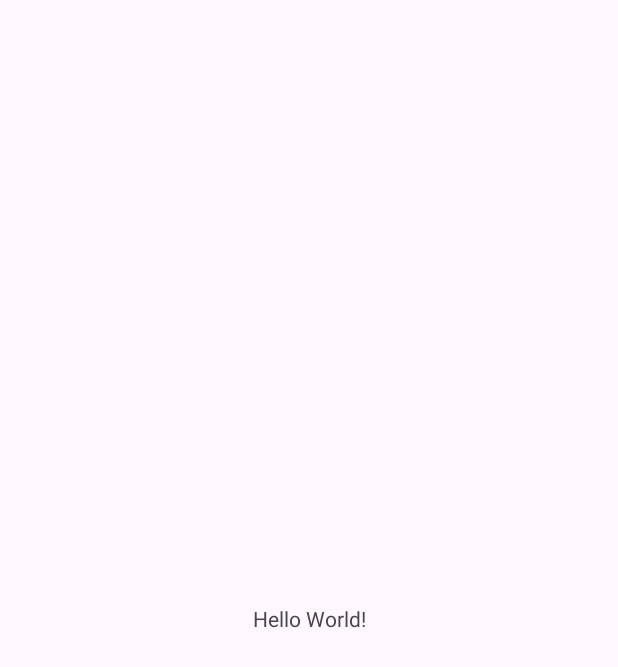
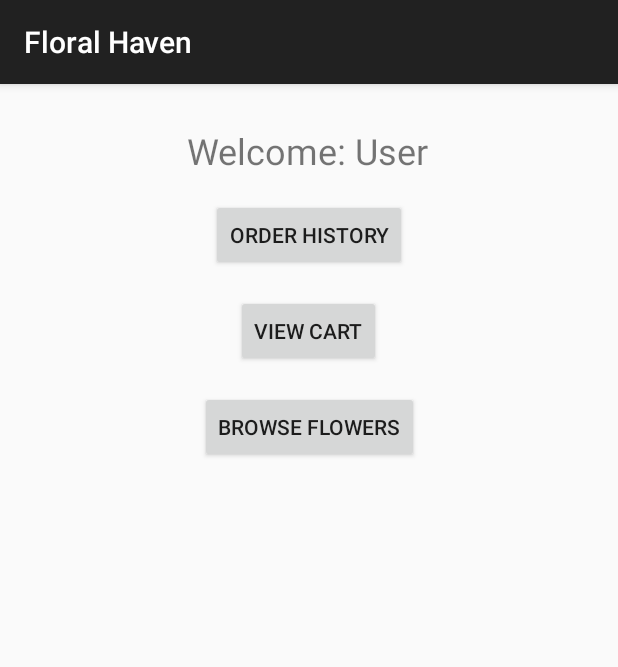
Before and after one commit to harutlem/Floral_Haven, an Android app: the screen it shows after launch (MainActivity), on a phone screen of 412 x 824 dp. Before the commit the part shown is almost empty. Shown: the top 667 px of the screen. Run offline under Robolectric (Android 15) with nearby library versions, the phone set to English and light mode, and no system bars.

Commit message:
Main activity layout created

```diff
--- a/app/build.gradle
+++ b/app/build.gradle
@@ -25,6 +25,10 @@ android {
     compileOptions {
         sourceCompatibility JavaVersion.VERSION_1_8
         targetCompatibility JavaVersion.VERSION_1_8
+    }
+
+    buildFeatures {
+        viewBinding true
     }
 }
 
--- a/app/src/main/AndroidManifest.xml
+++ b/app/src/main/AndroidManifest.xml
@@ -10,7 +10,7 @@
         android:label="@string/app_name"
         android:roundIcon="@mipmap/ic_launcher_round"
         android:supportsRtl="true"
-        android:theme="@style/Theme.FloralHaven"
+        android:theme="@style/Theme.AppCompat.DayNight.DarkActionBar"
         tools:targetApi="31">
         <activity
             android:name=".MainActivity"
--- a/app/src/main/java/com/example/floralhaven/MainActivity.java
+++ b/app/src/main/java/com/example/floralhaven/MainActivity.java
@@ -2,7 +2,6 @@ package com.example.floralhaven;
 
 import android.os.Bundle;
 
-import androidx.activity.EdgeToEdge;
 import androidx.appcompat.app.AppCompatActivity;
 import androidx.core.graphics.Insets;
 import androidx.core.view.ViewCompat;
@@ -13,7 +12,7 @@ public class MainActivity extends AppCompatActivity {
     @Override
     protected void onCreate(Bundle savedInstanceState) {
         super.onCreate(savedInstanceState);
-        EdgeToEdge.enable(this);
+
         setContentView(R.layout.activity_main);
         ViewCompat.setOnApplyWindowInsetsListener(findViewById(R.id.main), (v, insets) -> {
             Insets systemBars = insets.getInsets(WindowInsetsCompat.Type.systemBars());
--- a/app/src/main/res/layout/activity_main.xml
+++ b/app/src/main/res/layout/activity_main.xml
@@ -7,13 +7,55 @@
     android:layout_height="match_parent"
     tools:context=".MainActivity">
 
+
     <TextView
+        android:id="@+id/welcomeMessage"
         android:layout_width="wrap_content"
         android:layout_height="wrap_content"
-        android:text="Hello World!"
-        app:layout_constraintBottom_toBottomOf="parent"
+        android:layout_centerHorizontal="true"
+        android:layout_marginTop="28dp"
+        android:text="@string/welcome_user"
+        android:textSize="24sp"
         app:layout_constraintEnd_toEndOf="parent"
+        app:layout_constraintHorizontal_bias="0.498"
         app:layout_constraintStart_toStartOf="parent"
         app:layout_constraintTop_toTopOf="parent" />
 
+    <Button
+        android:id="@+id/orderHistoryButton"
+        android:layout_width="wrap_content"
+        android:layout_height="wrap_content"
+        android:layout_below="@id/welcomeMessage"
+        android:layout_centerHorizontal="true"
+        android:layout_marginTop="16dp"
+        android:text="@string/order_history"
+        app:layout_constraintEnd_toEndOf="parent"
+        app:layout_constraintStart_toStartOf="parent"
+        app:layout_constraintTop_toBottomOf="@+id/welcomeMessage" />
+
+    <Button
+        android:id="@+id/viewCartButton"
+        android:layout_width="wrap_content"
+        android:layout_height="wrap_content"
+        android:layout_below="@id/orderHistoryButton"
+        android:layout_centerHorizontal="true"
+        android:layout_marginTop="16dp"
+        android:text="@string/view_cart"
+        app:layout_constraintEnd_toEndOf="parent"
+        app:layout_constraintHorizontal_bias="0.498"
+        app:layout_constraintStart_toStartOf="parent"
+        app:layout_constraintTop_toBottomOf="@+id/orderHistoryButton" />
+
+    <Button
+        android:id="@+id/browseFlowersButton"
+        android:layout_width="wrap_content"
+        android:layout_height="wrap_content"
+        android:layout_below="@id/viewCartButton"
+        android:layout_centerHorizontal="true"
+        android:layout_marginTop="16dp"
+        android:text="@string/browse_flowers"
+        app:layout_constraintEnd_toEndOf="parent"
+        app:layout_constraintStart_toStartOf="parent"
+        app:layout_constraintTop_toBottomOf="@+id/viewCartButton" />
+
 </androidx.constraintlayout.widget.ConstraintLayout>
--- a/app/src/main/res/values-night/themes.xml
+++ b/app/src/main/res/values-night/themes.xml
@@ -1,6 +1,6 @@
 <resources xmlns:tools="http://schemas.android.com/tools">
     <!-- Base application theme. -->
-    <style name="Base.Theme.FloralHaven" parent="Theme.Material3.DayNight.NoActionBar">
+    <style name="Base.Theme.FloralHaven" parent="">
         <!-- Customize your dark theme here. -->
         <!-- <item name="colorPrimary">@color/my_dark_primary</item> -->
     </style>
--- a/app/src/main/res/values/strings.xml
+++ b/app/src/main/res/values/strings.xml
@@ -1,3 +1,7 @@
 <resources>
     <string name="app_name">Floral Haven</string>
+    <string name="browse_flowers">Browse Flowers</string>
+    <string name="view_cart">View Cart</string>
+    <string name="order_history">Order History</string>
+    <string name="welcome_user">Welcome: User</string>
 </resources>
--- a/app/src/main/res/values/themes.xml
+++ b/app/src/main/res/values/themes.xml
@@ -1,6 +1,6 @@
 <resources xmlns:tools="http://schemas.android.com/tools">
     <!-- Base application theme. -->
-    <style name="Base.Theme.FloralHaven" parent="Theme.Material3.DayNight.NoActionBar">
+    <style name="Base.Theme.FloralHaven" parent="">
         <!-- Customize your light theme here. -->
         <!-- <item name="colorPrimary">@color/my_light_primary</item> -->
     </style>
```
